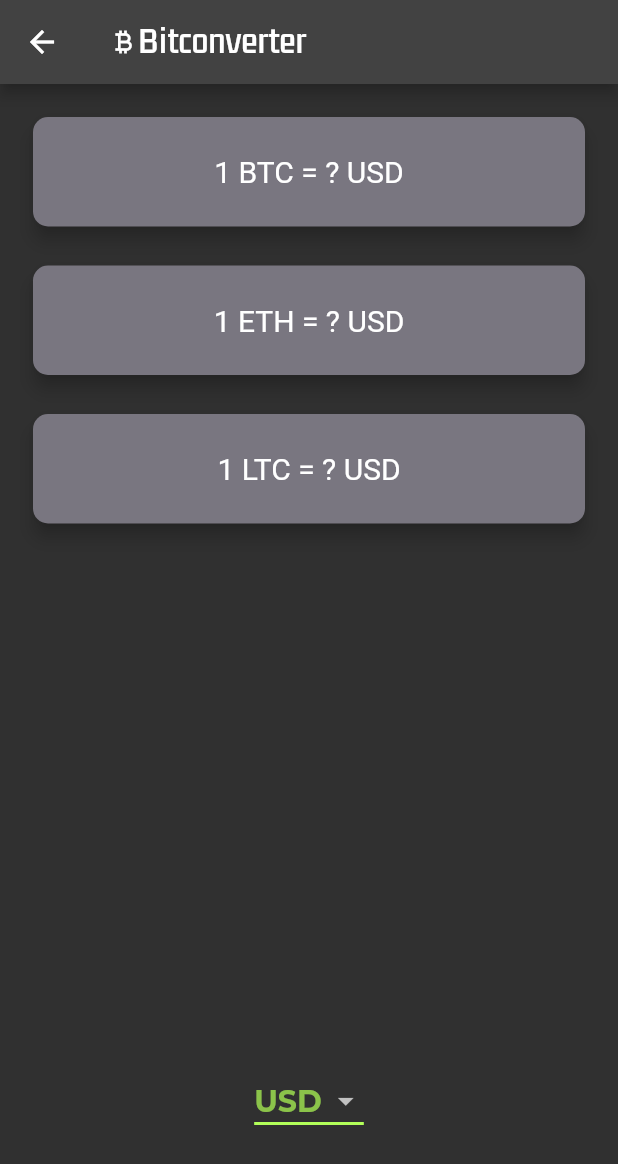
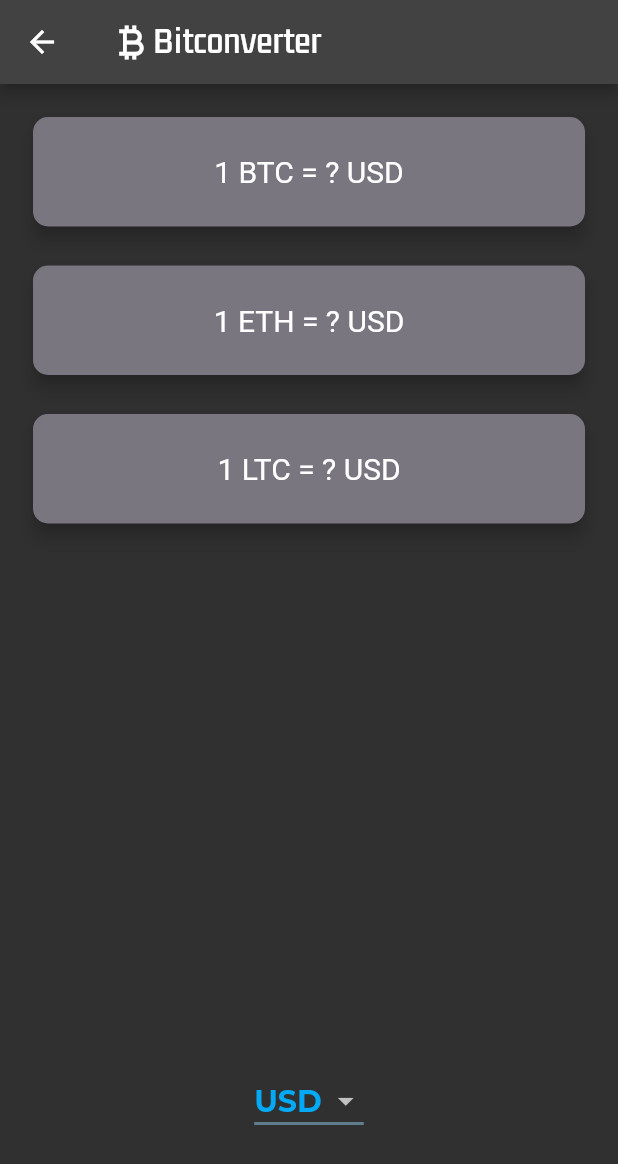
Before and after one commit to pmontecchiarini/bitconvert, a Flutter app: the screen it shows after launch, after a tap on "Convert", on a phone screen of 412 x 824 dp. Shown: the top 1164 px of the screen. Run offline on Flutter 3.47's test engine with Material 2 defaults, Android fonts, the phone set to English and light mode, and no system bars; our stand-ins replace flutter_dotenv; network calls fail.

Commit message:
Fix style issues

```diff
--- a/lib/coin_data.dart
+++ b/lib/coin_data.dart
@@ -46,7 +46,6 @@ class CoinData {
         double rate = decodedData['rate'];
         cryptoPrices[crypto] = rate.toStringAsFixed(0);
       } else {
-        print(response.statusCode);
         throw 'Problem with the get request';
       }
     }
--- a/lib/currency_card.dart
+++ b/lib/currency_card.dart
@@ -1,11 +1,13 @@
 import 'package:flutter/material.dart';
 
 class CurrencyCard extends StatelessWidget {
+
   const CurrencyCard({
+    Key? key,
     required this.value,
     required this.selectedCurrency,
     required this.cryptoCurrency,
-  });
+  }) : super(key: key);
 
   final String value;
   final String selectedCurrency;
--- a/lib/screens/price_screen.dart
+++ b/lib/screens/price_screen.dart
@@ -6,9 +6,10 @@ import 'dart:io' show Platform;
 
 class PriceScreen extends StatefulWidget {
   static String id = 'price_screen';
+  const PriceScreen({Key? key}) : super(key: key);
 
   @override
-  _PriceScreenState createState() => _PriceScreenState();
+  State<PriceScreen> createState() => _PriceScreenState();
 }
 
 class _PriceScreenState extends State<PriceScreen> {
@@ -68,18 +69,24 @@ class _PriceScreenState extends State<PriceScreen> {
         backgroundColor: null,
         title: Hero(
           tag: 'logo',
+          child: Material(
+            color: Colors.transparent,
             child: Row(
               children: const [
                 Flexible(
-                  flex: 1, child: Icon(Icons.currency_bitcoin, size: 20.0)),
+                    flex: 1, child: Icon(Icons.currency_bitcoin, size: 30.0)),
                 Flexible(
                   flex: 3,
                   child: Text(
                     'Bitconverter',
-                  style: TextStyle(fontFamily: 'KdamThmorPro', fontSize: 20.0),
+                    style: TextStyle(
+                      fontFamily: 'KdamThmorPro',
+                      fontSize: 20.0,
+                    ),
                   ),
                 ),
               ],
+            ),
           ),
         ),
       ),
@@ -103,10 +110,10 @@ class _PriceScreenState extends State<PriceScreen> {
   getDropdownButton() {
     return DropdownButton<String>(
         value: selectedCurrency,
-        style: const TextStyle(color: Colors.lightGreen),
+        style: const TextStyle(color: Colors.lightBlue),
         underline: Container(
           height: 2,
-          color: Colors.lightGreenAccent,
+          color: Colors.blueGrey,
         ),
         // ignore: prefer_const_literals_to_create_immutables
         items: currenciesList.map<DropdownMenuItem<String>>((String value) {
--- a/lib/screens/welcome_screen.dart
+++ b/lib/screens/welcome_screen.dart
@@ -13,25 +13,30 @@ class WelcomeScreen extends StatefulWidget {
 }
 
 class _WelcomeScreenState extends State<WelcomeScreen> {
-  bool isDark = false;
+  bool isDark = true;
 
   @override
   Widget build(BuildContext context) {
     final theme = Provider.of<ThemeChanger>(context);
     return Scaffold(
-      body: Center(
+      body: SafeArea(
+        child: Center(
           child: Column(
-          mainAxisAlignment: MainAxisAlignment.center,
+            mainAxisAlignment: MainAxisAlignment.start,
             children: [
               Row(
+                mainAxisAlignment: MainAxisAlignment.end,
+                crossAxisAlignment: CrossAxisAlignment.center,
                 children: [
-                Text('Dark theme:'),
+                  Text(isDark ? 'Dark theme' : 'Light theme'),
                   Switch(
                       value: isDark,
-                    activeColor: Colors.lightBlueAccent,
+                      activeColor: Colors.lightBlue,
                       onChanged: (value) {
                         isDark
-                          ? theme.setTheme(ThemeData())
+                            ? theme.setTheme(
+                                ThemeData(),
+                              )
                             : theme.setTheme(ThemeData.dark());
                         setState(() {
                           isDark = value;
@@ -39,38 +44,50 @@ class _WelcomeScreenState extends State<WelcomeScreen> {
                       }),
                 ],
               ),
-            Hero(
+              Expanded(
+                flex: 2,
+                child: Hero(
                   tag: 'logo',
+                  child: Material(
                     child: Row(
                       mainAxisAlignment: MainAxisAlignment.center,
                       children: const [
                         Flexible(
-                      flex: 1, child: Icon(Icons.currency_bitcoin, size: 60.0)),
+                            flex: 1,
+                            child: Icon(
+                              Icons.currency_bitcoin,
+                              size: 60.0,
+                            )),
                         Flexible(
                           flex: 3,
                           child: Text(
                             'BITCONVERTER',
-                      style:
-                          TextStyle(fontFamily: 'KdamThmorPro', fontSize: 40.0),
+                            style: TextStyle(
+                              fontFamily: 'KdamThmorPro',
+                              fontSize: 40.0,
+                            ),
                           ),
                         ),
                       ],
                     ),
                   ),
-            SizedBox(
-              height: 40.0,
-              width: 150.0,
                 ),
-            OutlinedButton(
+              ),
+              Flexible(
+                flex: 1,
+                child: OutlinedButton(
                   onPressed: () {
                     Navigator.pushNamed(context, PriceScreen.id);
                   },
+
                   child: Text(
                     'Convert',
                     style: TextStyle(fontSize: 20.0),
                   ),
                 ),
+              ),
             ],
+          ),
         ),
       ),
     );
--- a/pubspec.yaml
+++ b/pubspec.yaml
@@ -32,7 +32,7 @@ dependencies:
   http: ^0.13.4
   flutter_dotenv: ^5.0.2
   provider: ^6.0.3
-  shared_preferences: ^0.5.8
+  shared_preferences: ^2.0.15
 
 
   # The following adds the Cupertino Icons font to your application.
```
Also changed, not shown: pubspec.lock. Lines whose indentation alone changed are shown as unchanged.
